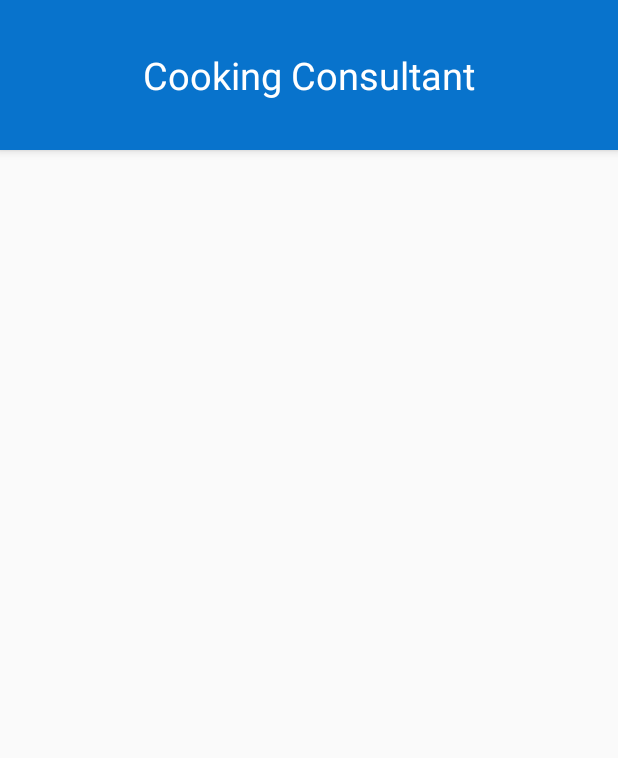
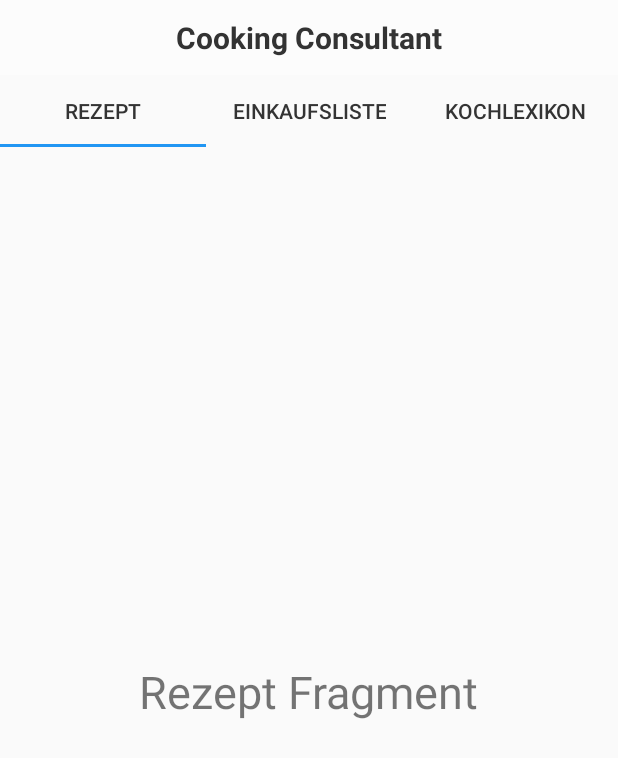
Before and after one commit to SalihColak/Cooking-Consultant, an Android app: the screen it shows after launch (ActivityMain), on a phone screen of 412 x 824 dp. Shown: the top 758 px of the screen. Run offline under Robolectric (Android 15) with nearby library versions, the phone set to English and light mode, and no system bars.

Commit message:
Hauptseite Design erstellt

```diff
--- a/src/Android/app/src/main/java/cookingconsultant/app/gui/ActivityMain.java
+++ b/src/Android/app/src/main/java/cookingconsultant/app/gui/ActivityMain.java
@@ -2,14 +2,32 @@ package cookingconsultant.app.gui;
 
 import android.os.Bundle;
 import android.support.annotation.Nullable;
+import android.support.design.widget.TabLayout;
+import android.support.v4.view.ViewPager;
 import android.support.v7.app.AppCompatActivity;
 
 import cookingconsultant.app.R;
 
 public class ActivityMain extends AppCompatActivity {
+
+    private TabLayout tabLayout;
+    private ViewPager viewPager;
+
     @Override
     protected void onCreate(@Nullable Bundle savedInstanceState) {
         super.onCreate(savedInstanceState);
         setContentView(R.layout.activity_main);
+
+        tabLayout = (TabLayout) findViewById(R.id.tablayout_id);
+        viewPager = (ViewPager) findViewById(R.id.viewpager_id);
+
+        ViewPagerAdapter adapter = new ViewPagerAdapter(getSupportFragmentManager());
+
+        adapter.addFragment(new RezeptFragment(),"Rezept");
+        adapter.addFragment(new EinkaufFragment(),"Einkaufsliste");
+        adapter.addFragment(new KochlexikonFragment(),"Kochlexikon");
+
+        viewPager.setAdapter(adapter);
+        tabLayout.setupWithViewPager(viewPager);
     }
 }
--- /dev/null
+++ b/src/Android/app/src/main/java/cookingconsultant/app/gui/EinkaufFragment.java
@@ -0,0 +1,23 @@
+package cookingconsultant.app.gui;
+
+import android.os.Bundle;
+import android.support.annotation.NonNull;
+import android.support.annotation.Nullable;
+import android.support.v4.app.Fragment;
+import android.view.LayoutInflater;
+import android.view.View;
+import android.view.ViewGroup;
+
+import cookingconsultant.app.R;
+
+public class EinkaufFragment extends Fragment {
+
+    View view;
+
+    @Nullable
+    @Override
+    public View onCreateView(@NonNull LayoutInflater inflater, @Nullable ViewGroup container, @Nullable Bundle savedInstanceState) {
+        view = inflater.inflate(R.layout.einkauf_fragment,container,false);
+        return view;
+    }
+}
--- /dev/null
+++ b/src/Android/app/src/main/java/cookingconsultant/app/gui/KochlexikonFragment.java
@@ -0,0 +1,23 @@
+package cookingconsultant.app.gui;
+
+import android.os.Bundle;
+import android.support.annotation.NonNull;
+import android.support.annotation.Nullable;
+import android.support.v4.app.Fragment;
+import android.view.LayoutInflater;
+import android.view.View;
+import android.view.ViewGroup;
+
+import cookingconsultant.app.R;
+
+public class KochlexikonFragment extends Fragment {
+
+    View view;
+
+    @Nullable
+    @Override
+    public View onCreateView(@NonNull LayoutInflater inflater, @Nullable ViewGroup container, @Nullable Bundle savedInstanceState) {
+        view = inflater.inflate(R.layout.kochlexikon_fragment,container,false);
+        return view;
+    }
+}
--- /dev/null
+++ b/src/Android/app/src/main/java/cookingconsultant/app/gui/RezeptFragment.java
@@ -0,0 +1,23 @@
+package cookingconsultant.app.gui;
+
+import android.os.Bundle;
+import android.support.annotation.NonNull;
+import android.support.annotation.Nullable;
+import android.support.v4.app.Fragment;
+import android.view.LayoutInflater;
+import android.view.View;
+import android.view.ViewGroup;
+
+import cookingconsultant.app.R;
+
+public class RezeptFragment extends Fragment {
+
+    View view;
+
+    @Nullable
+    @Override
+    public View onCreateView(@NonNull LayoutInflater inflater, @Nullable ViewGroup container, @Nullable Bundle savedInstanceState) {
+        view = inflater.inflate(R.layout.rezept_fragment,container,false);
+        return view;
+    }
+}
--- /dev/null
+++ b/src/Android/app/src/main/java/cookingconsultant/app/gui/ViewPagerAdapter.java
@@ -0,0 +1,43 @@
+package cookingconsultant.app.gui;
+
+import android.support.annotation.Nullable;
+import android.support.v4.app.Fragment;
+import android.support.v4.app.FragmentManager;
+import android.support.v4.app.FragmentPagerAdapter;
+import android.support.v4.view.ViewPager;
+
+import java.util.ArrayList;
+import java.util.List;
+
+public class ViewPagerAdapter extends FragmentPagerAdapter {
+
+
+    private final List<Fragment> fragmentList = new ArrayList<>();
+    private final List<String> fragmentListTitles = new ArrayList<>();
+
+
+    public ViewPagerAdapter(FragmentManager fm){
+        super(fm);
+    }
+
+    @Override
+    public Fragment getItem(int i) {
+        return fragmentList.get(i);
+    }
+
+    @Override
+    public int getCount() {
+        return fragmentListTitles.size();
+    }
+
+    @Nullable
+    @Override
+    public CharSequence getPageTitle(int position) {
+        return fragmentListTitles.get(position);
+    }
+
+    public void addFragment(Fragment fragment, String title){
+        fragmentList.add(fragment);
+        fragmentListTitles.add(title);
+    }
+}
--- a/src/Android/app/src/main/res/layout/activity_main.xml
+++ b/src/Android/app/src/main/res/layout/activity_main.xml
@@ -10,18 +10,31 @@
 
     <android.support.design.widget.AppBarLayout
         android:layout_width="match_parent"
-    android:layout_height="100dp"
-    android:elevation="0dp"
-    android:gravity="center"
-    >
+        android:layout_height="50dp"
+        app:elevation="0dp"
+        android:gravity="center">
 
         <TextView
             android:layout_width="wrap_content"
             android:layout_height="wrap_content"
             android:text="Cooking Consultant"
-        android:textColor="@color/white"
-        android:textSize="25sp"/>
+            android:textColor="#333"
+            android:textSize="20sp"
+            android:textStyle="bold" />
 
     </android.support.design.widget.AppBarLayout>
 
+    <android.support.design.widget.TabLayout
+        android:id="@+id/tablayout_id"
+        android:layout_width="match_parent"
+        android:layout_height="wrap_content"
+        app:tabGravity="fill"
+        app:tabMode="fixed"
+        app:tabTextColor="@color/tabtextcolor"
+        app:tabIndicatorColor="@color/tabindicatorcolor"></android.support.design.widget.TabLayout>
+
+    <android.support.v4.view.ViewPager
+        android:id="@+id/viewpager_id"
+        android:layout_width="match_parent"
+        android:layout_height="match_parent"></android.support.v4.view.ViewPager>
 </LinearLayout>
--- /dev/null
+++ b/src/Android/app/src/main/res/layout/rezept_fragment.xml
@@ -0,0 +1,26 @@
+<?xml version="1.0" encoding="utf-8"?>
+<RelativeLayout
+    xmlns:android="http://schemas.android.com/apk/res/android"
+    android:layout_width="match_parent"
+    android:layout_height="wrap_content"
+    android:gravity="center">
+
+
+    <LinearLayout
+        android:layout_width="wrap_content"
+        android:layout_height="wrap_content"
+        android:orientation="vertical"
+        android:layout_centerVertical="true"
+        android:layout_centerHorizontal="true">
+
+
+        <TextView
+            android:textSize="30sp"
+            android:layout_width="wrap_content"
+            android:layout_height="wrap_content"
+            android:text="Rezept Fragment"/>
+
+    </LinearLayout>
+
+
+</RelativeLayout>
--- a/src/Android/app/src/main/res/values/colors.xml
+++ b/src/Android/app/src/main/res/values/colors.xml
@@ -1,7 +1,9 @@
 <?xml version="1.0" encoding="utf-8"?>
 <resources>
-    <color name="colorPrimary">#0873CC</color>
-    <color name="colorPrimaryDark">#00574B</color>
+    <color name="colorPrimary">#FCFCFC</color>
+    <color name="colorPrimaryDark">#707070</color>
     <color name="colorAccent">#D81B60</color>
     <color name="white">#ffffff</color>
+    <color name="tabtextcolor">#333</color>
+    <color name="tabindicatorcolor">#2196F3</color>
 </resources>
```
Also changed, not shown: src/Android/app/src/main/res/layout/einkauf_fragment.xml (added, +26 -0 lines), src/Android/app/src/main/res/layout/kochlexikon_fragment.xml (added, +26 -0 lines). Lines whose indentation alone changed are shown as unchanged.
